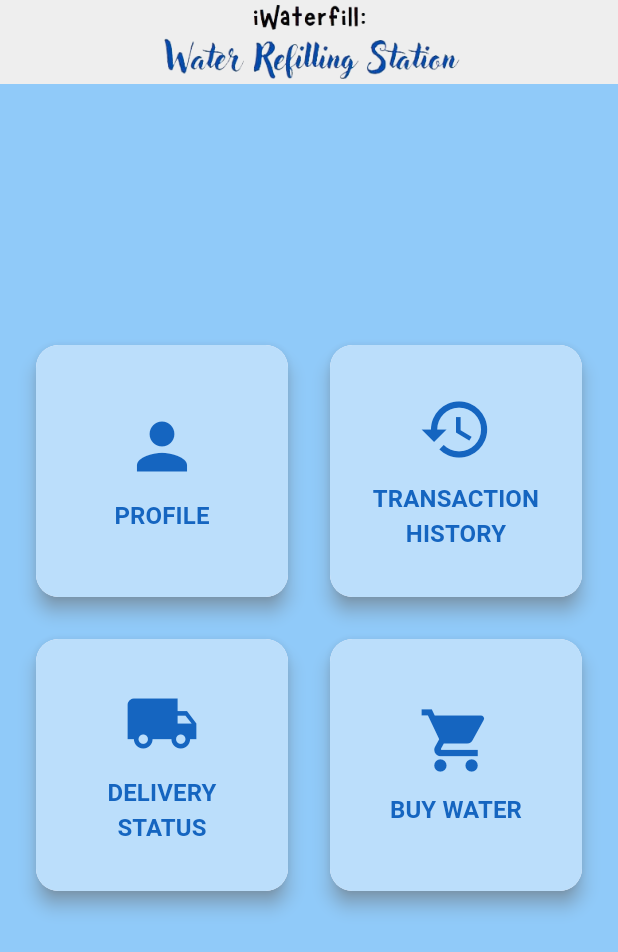
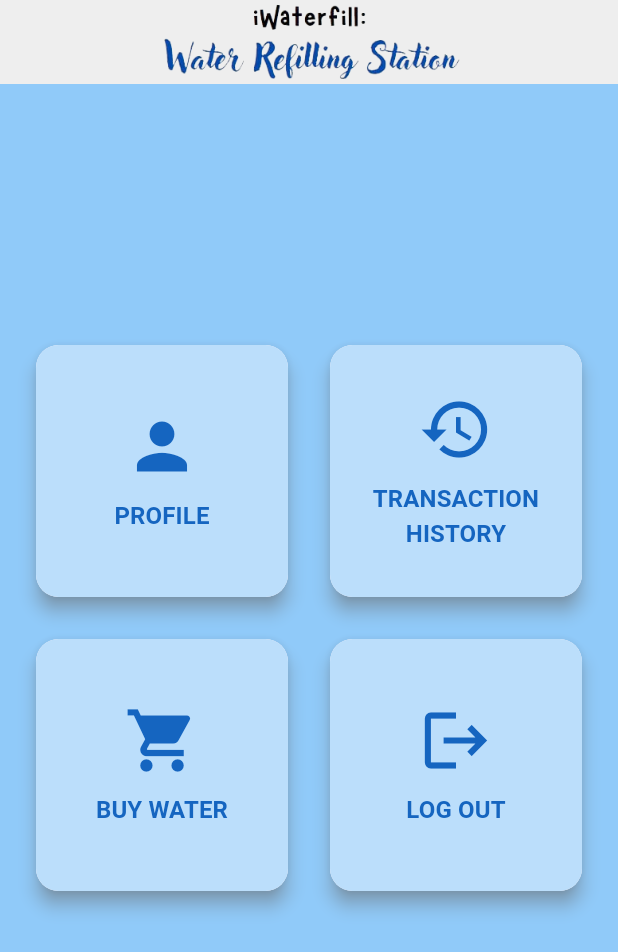
Before and after one commit to Jarllan1/IwaterfillFrontEnd, a Flutter app: the Dashboard screen opened directly, on a phone screen of 412 x 824 dp. Shown: the top 952 px of the screen. Run offline on Flutter 3.47's test engine with Material 3 defaults, Android fonts, the phone set to English and light mode, and no system bars; our stand-ins replace flutter_spinkit.

Commit message:
ayos na log in

```diff
--- a/lib/screens/buywater.dart
+++ b/lib/screens/buywater.dart
@@ -41,7 +41,7 @@ class _BuyWaterState extends State<BuyWater> {
       appBar: AppBar(
         backgroundColor: Colors.grey[200],
         centerTitle: true,
-        title: Text('𝓜𝓪𝓴𝓮 𝓟𝓾𝓻𝓬𝓱𝓪𝓼𝓮'),
+        title: Text('Make purchase'),
         leading: IconButton(
           icon: Icon(Icons.arrow_back),
           onPressed: () {
--- a/lib/screens/dashboard.dart
+++ b/lib/screens/dashboard.dart
@@ -45,7 +45,7 @@ class _DashboardState extends State<Dashboard> {
                     label: 'PROFILE',
                     onPressed: () {
                       // Navigate to Profile page
-                      Navigator.pushNamed(context, '/profile');
+                      // Navigator.pushNamed(context, '/pr');
                     },
                   ),
                   buildDashboardButton(
@@ -56,20 +56,19 @@ class _DashboardState extends State<Dashboard> {
                     },
                   ),
                   buildDashboardButton(
-                    icon: Icons.local_shipping,
-                    label: 'DELIVERY STATUS',
-                    onPressed: () {
-                      // Navigate to Delivery Status page
-                    },
-                  ),
-                  buildDashboardButton(
                     icon: Icons.shopping_cart,
                     label: 'BUY WATER',
                     onPressed: () {
                       Navigator.popAndPushNamed(context, '/buywater');
                     },
                   ),
-
+                  buildDashboardButton(
+                    icon: Icons.logout,
+                    label: 'LOG OUT',
+                    onPressed: () {
+                      Navigator.popAndPushNamed(context, '/login');
+                    },
+                  ),
                 ],
               ),
             ),
```
Also changed, not shown: lib/screens/login.dart (+22 -22 lines), lib/screens/signup.dart (+0 -13 lines).
